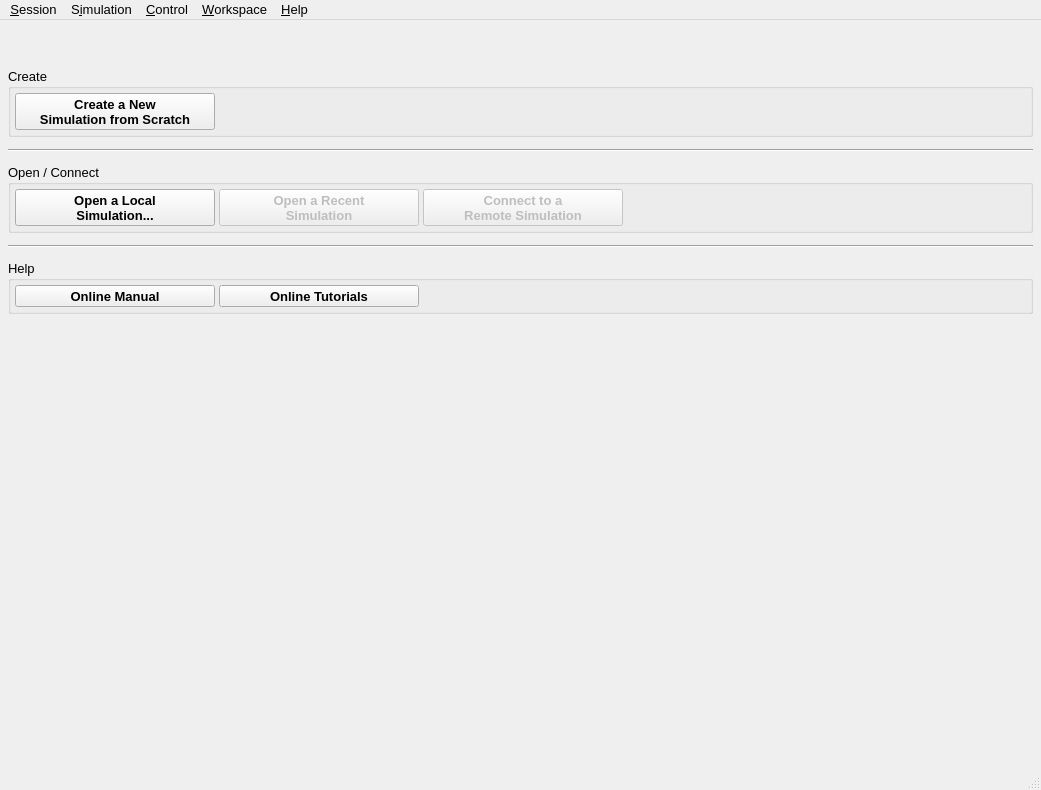
Before: the Qt Designer form src/gui/gui.ui in disorderedmaterials/dissolve, drawn with Qt 5.
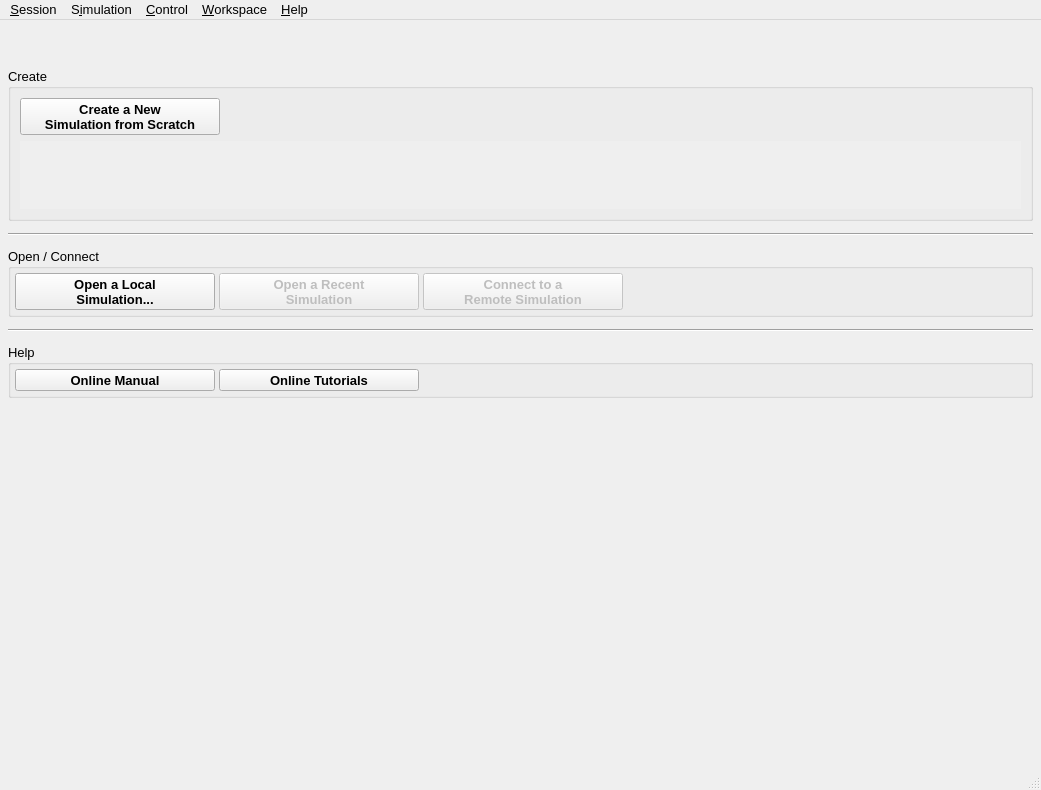
After: the same form once the commit is applied. Icons and pictures are not drawn. Custom widgets are drawn as their Qt base class.

Commit message: Add SystemTemplate storage and button creation to main ui.

Patch:
```diff
--- a/src/gui/gui.ui
+++ b/src/gui/gui.ui
@@ -85,21 +85,24 @@
           <property name="flat">
            <bool>false</bool>
           </property>
+          <layout class="QVBoxLayout" name="verticalLayout_4">
+           <item>
+            <widget class="QWidget" name="StartCreateWidget" native="true">
           <layout class="QHBoxLayout" name="horizontalLayout_3">
            <property name="spacing">
-            <number>4</number>
+               <number>0</number>
            </property>
            <property name="leftMargin">
-            <number>4</number>
+               <number>0</number>
            </property>
            <property name="topMargin">
-            <number>4</number>
+               <number>0</number>
            </property>
            <property name="rightMargin">
-            <number>4</number>
+               <number>0</number>
            </property>
            <property name="bottomMargin">
-            <number>4</number>
+               <number>0</number>
            </property>
            <item>
             <widget class="QToolButton" name="StartCreateNewButton">
@@ -153,6 +156,82 @@
               </size>
              </property>
             </spacer>
+              </item>
+             </layout>
+            </widget>
+           </item>
+           <item>
+            <widget class="QScrollArea" name="StartCreateScrollArea">
+             <property name="sizePolicy">
+              <sizepolicy hsizetype="Preferred" vsizetype="Expanding">
+               <horstretch>0</horstretch>
+               <verstretch>0</verstretch>
+              </sizepolicy>
+             </property>
+             <property name="maximumSize">
+              <size>
+               <width>16777215</width>
+               <height>216</height>
+              </size>
+             </property>
+             <property name="frameShape">
+              <enum>QFrame::NoFrame</enum>
+             </property>
+             <property name="verticalScrollBarPolicy">
+              <enum>Qt::ScrollBarAlwaysOff</enum>
+             </property>
+             <property name="horizontalScrollBarPolicy">
+              <enum>Qt::ScrollBarAsNeeded</enum>
+             </property>
+             <property name="sizeAdjustPolicy">
+              <enum>QAbstractScrollArea::AdjustToContents</enum>
+             </property>
+             <property name="widgetResizable">
+              <bool>false</bool>
+             </property>
+             <widget class="QWidget" name="StartCreateScrollAreaContents">
+              <property name="geometry">
+               <rect>
+                <x>0</x>
+                <y>0</y>
+                <width>200</width>
+                <height>73</height>
+               </rect>
+              </property>
+              <property name="sizePolicy">
+               <sizepolicy hsizetype="Expanding" vsizetype="Expanding">
+                <horstretch>0</horstretch>
+                <verstretch>0</verstretch>
+               </sizepolicy>
+              </property>
+              <property name="maximumSize">
+               <size>
+                <width>200</width>
+                <height>200</height>
+               </size>
+              </property>
+              <layout class="QHBoxLayout" name="horizontalLayout_7">
+               <property name="spacing">
+                <number>4</number>
+               </property>
+               <property name="sizeConstraint">
+                <enum>QLayout::SetDefaultConstraint</enum>
+               </property>
+               <property name="leftMargin">
+                <number>0</number>
+               </property>
+               <property name="topMargin">
+                <number>0</number>
+               </property>
+               <property name="rightMargin">
+                <number>0</number>
+               </property>
+               <property name="bottomMargin">
+                <number>0</number>
+               </property>
+              </layout>
+             </widget>
+            </widget>
            </item>
           </layout>
          </widget>
```
Lines whose indentation alone changed are shown as unchanged. The commit also changes 3 other files.
